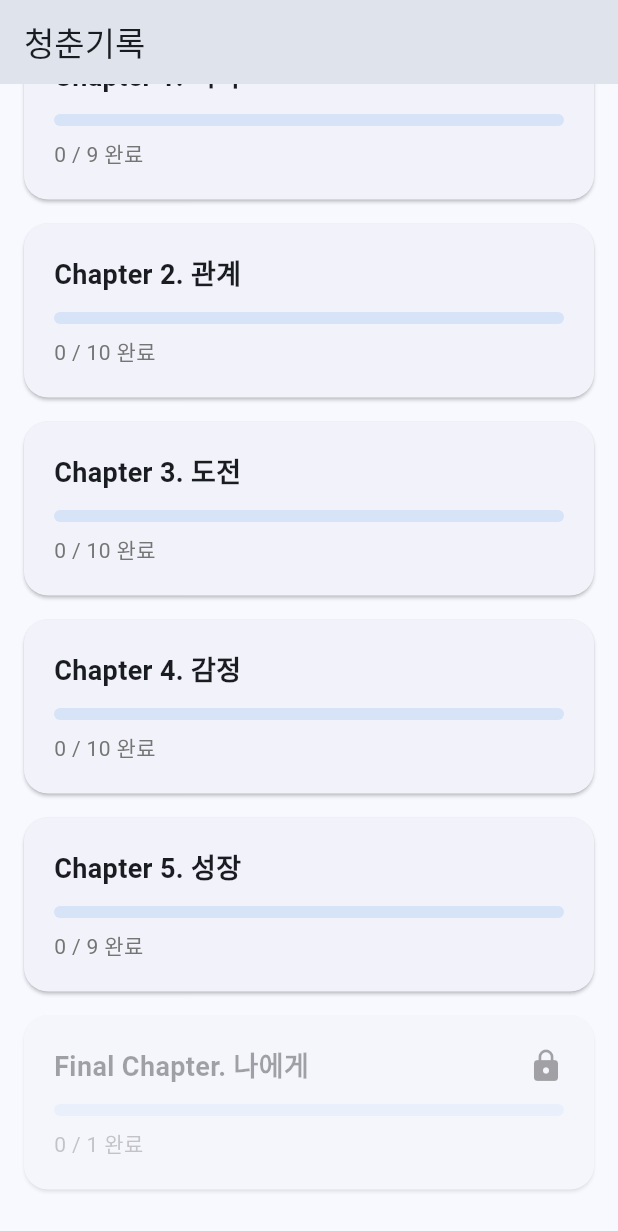
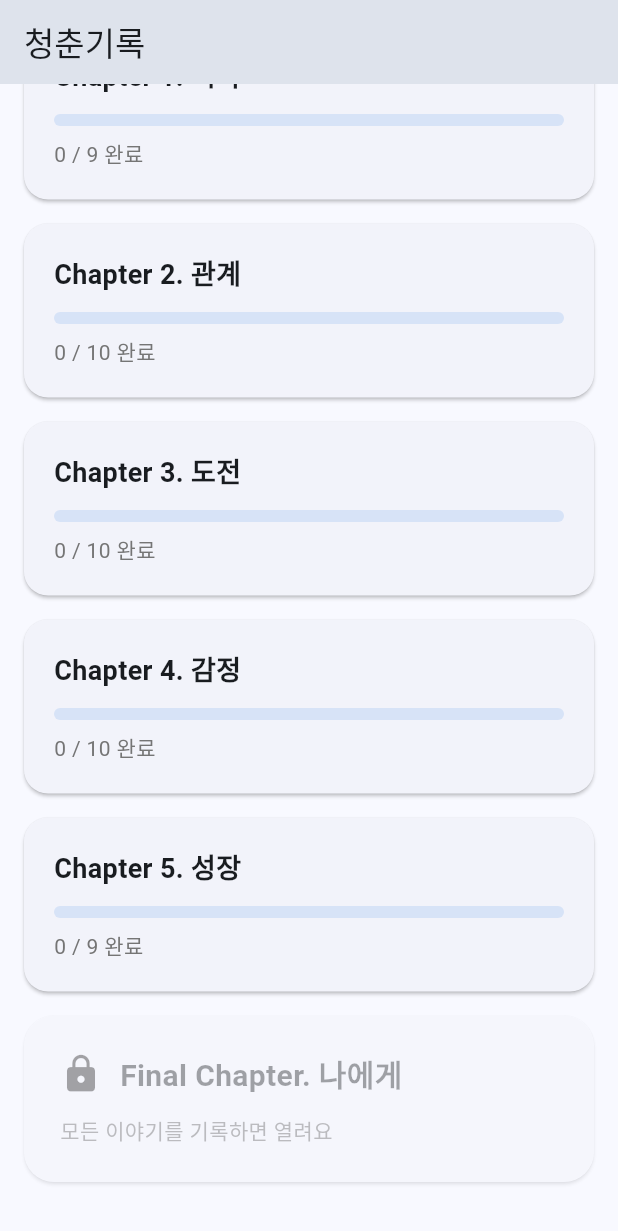
Before and after one commit to KimTaeEun1632/Youth-Record, a Flutter app: the screen it shows once a user with an empty profile is signed in, scrolled down 186 dp, on a phone screen of 412 x 824 dp. Shown: the top 1231 px of the screen. Run offline on Flutter 3.47's test engine with Material 3 defaults, Android fonts, the phone set to English and light mode, and no system bars; our stand-ins replace cloud_firestore, firebase_auth, firebase_core; accounts and stored records are empty; generated files the repository leaves out were written again.

Commit message:
feat: 마지막 ep 잠김화면 앞에 ep 완료할때마다 opacity 변화 추가

```diff
--- a/lib/screens/chapter_list_screen.dart
+++ b/lib/screens/chapter_list_screen.dart
@@ -3,6 +3,8 @@ import '../data/chapters.dart';
 import '../services/user_progress_service.dart';
 import '../utils/chapter_progress_helper.dart';
 import 'episode_list_screen.dart';
+import '../utils/final_chapter_helper.dart';
+import '../models/chapter.dart';
 
 class ChapterListScreen extends StatelessWidget {
   const ChapterListScreen({super.key});
@@ -34,10 +36,36 @@ class ChapterListScreen extends StatelessWidget {
 
               final progress = completedInChapter / chapter.totalCount;
 
-              final isLocked = chapter.isFinal && completedEpCount < 49;
+              final isFinal = chapter.isFinal;
+              FinalChapterState? finalState;
+
+              if (isFinal) {
+                finalState = getFinalChapterState(completedEpCount);
+              }
+
+              if (chapter.isFinal) {
+                return _FinalChapterCard(
+                  chapter: chapter,
+                  state: finalState!,
+                  onTap: finalState == FinalChapterState.unlocked
+                      ? () {
+                          Navigator.push(
+                            context,
+                            MaterialPageRoute(
+                              builder: (_) => EpisodeListScreen(
+                                chapterTitle: chapter.title,
+                                startEp: chapter.startEp,
+                                endEp: chapter.endEp,
+                              ),
+                            ),
+                          );
+                        }
+                      : null,
+                );
+              }
 
               return Opacity(
-                opacity: isLocked ? 0.4 : 1,
+                opacity: 1,
                 child: Card(
                   margin: const EdgeInsets.only(bottom: 16),
                   shape: RoundedRectangleBorder(
@@ -45,9 +73,7 @@ class ChapterListScreen extends StatelessWidget {
                   ),
                   child: InkWell(
                     borderRadius: BorderRadius.circular(16),
-                    onTap: isLocked
-                        ? null
-                        : () {
+                    onTap: () {
                       Navigator.push(
                         context,
                         MaterialPageRoute(
@@ -75,7 +101,6 @@ class ChapterListScreen extends StatelessWidget {
                                   ),
                                 ),
                               ),
-                              if (isLocked) const Icon(Icons.lock),
                             ],
                           ),
 
@@ -106,3 +131,80 @@ class ChapterListScreen extends StatelessWidget {
     );
   }
 }
+
+class _FinalChapterCard extends StatelessWidget {
+  final Chapter chapter;
+  final FinalChapterState state;
+  final VoidCallback? onTap;
+
+  const _FinalChapterCard({
+    required this.chapter,
+    required this.state,
+    this.onTap,
+  });
+
+  @override
+  Widget build(BuildContext context) {
+    String message;
+    IconData icon;
+
+    switch (state) {
+      case FinalChapterState.almost:
+        message = '이제 한 페이지 남았어요';
+        icon = Icons.auto_awesome;
+        break;
+      case FinalChapterState.unlocked:
+        message = '이 이야기를 완성할 시간이에요';
+        icon = Icons.star;
+        break;
+      default:
+        message = '모든 이야기를 기록하면 열려요';
+        icon = Icons.lock;
+    }
+
+    return Opacity(
+      opacity: state == FinalChapterState.locked ? 0.4 : 1,
+      child: Card(
+        color: state == FinalChapterState.unlocked
+            ? Colors.amber.shade50
+            : null,
+        shape: RoundedRectangleBorder(borderRadius: BorderRadius.circular(20)),
+        margin: const EdgeInsets.only(bottom: 20),
+        child: InkWell(
+          borderRadius: BorderRadius.circular(20),
+          onTap: onTap,
+          child: Padding(
+            padding: const EdgeInsets.all(24),
+            child: Column(
+              crossAxisAlignment: CrossAxisAlignment.start,
+              children: [
+                Row(
+                  children: [
+                    Icon(icon, size: 28),
+                    const SizedBox(width: 12),
+                    Expanded(
+                      child: Text(
+                        chapter.title,
+                        style: const TextStyle(
+                          fontSize: 20,
+                          fontWeight: FontWeight.bold,
+                        ),
+                      ),
+                    ),
+                  ],
+                ),
+
+                const SizedBox(height: 12),
+
+                Text(
+                  message,
+                  style: TextStyle(fontSize: 14, color: Colors.grey.shade700),
+                ),
+              ],
+            ),
+          ),
+        ),
+      ),
+    );
+  }
+}
```
Lines whose indentation alone changed are shown as unchanged.
